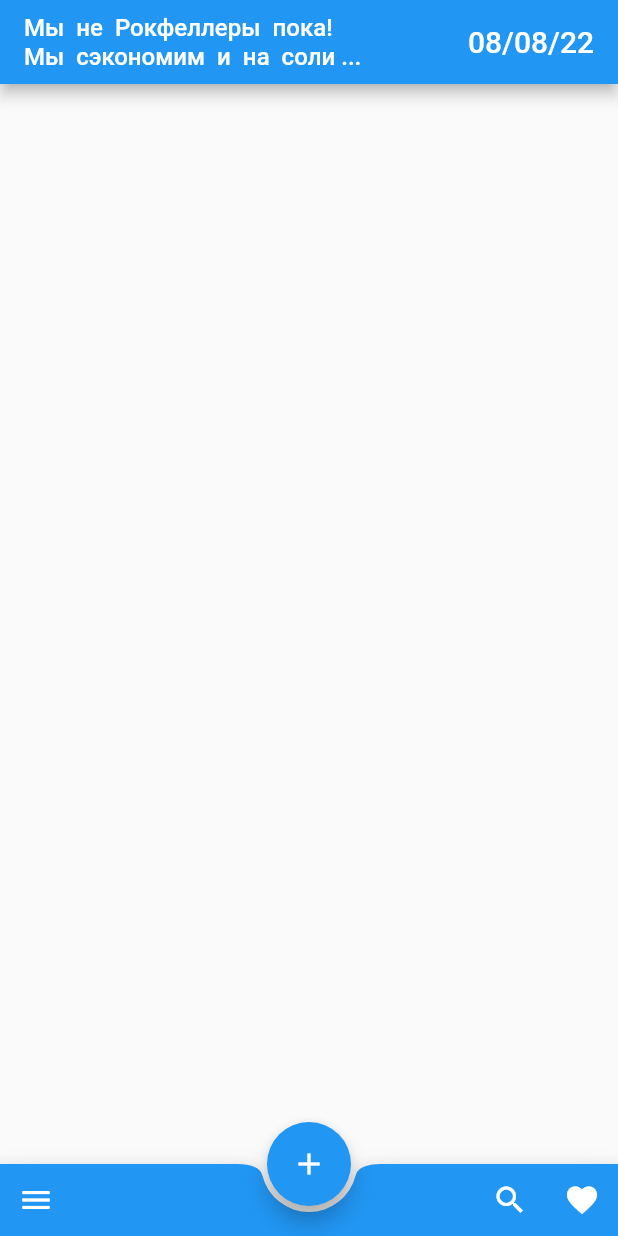
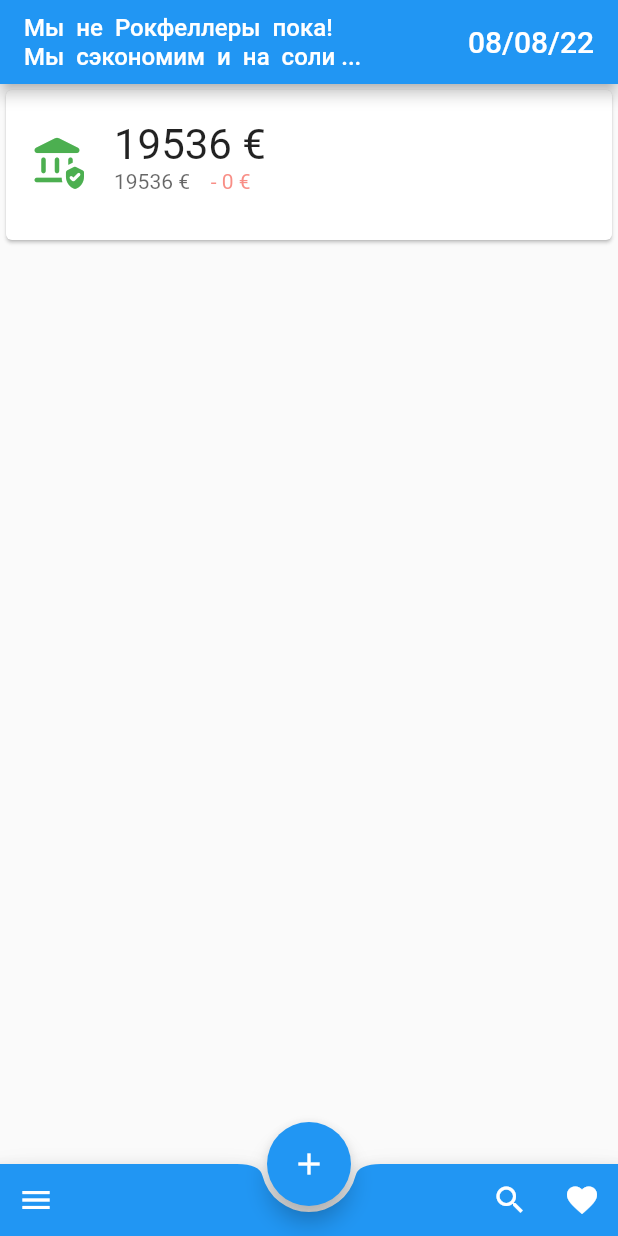
Before and after one commit to AnastasiyaAD/portemonnaie, a Flutter app: the screen it shows after launch, on a phone screen of 412 x 824 dp. Run offline on Flutter 3.47's test engine with Material 2 defaults, Android fonts, the phone set to English and light mode, and no system bars; our stand-ins replace date_format.

Commit message:
create moneyCard for Home page

```diff
--- a/lib/presentation/page/home.dart
+++ b/lib/presentation/page/home.dart
@@ -1,6 +1,7 @@
 import 'package:flutter/material.dart';
 import 'package:date_format/date_format.dart';
 import 'package:portemonnaie/presentation/widget/bottomAppBarWithButton.dart';
+import 'package:portemonnaie/presentation/widget/moneyCard.dart';
 
 class Home extends StatefulWidget {
   @override
@@ -23,8 +24,7 @@ class _HomeState extends State<Home> {
             Text(date)
           ])),
       body: ListView(
-        padding: const EdgeInsets.only(bottom: 88),
-        children: <Widget>[],
+        children: <Widget>[MoneyCard()],
       ),
       floatingActionButton: FloatingActionButton(
         onPressed: () {},
--- /dev/null
+++ b/lib/presentation/widget/moneyCard.dart
@@ -0,0 +1,45 @@
+import 'package:flutter/material.dart';
+
+class MoneyCard extends StatefulWidget {
+  const MoneyCard({Key? key}) : super(key: key);
+  @override
+  State createState() => _MoneyCardState();
+}
+
+class _MoneyCardState extends State<MoneyCard> {
+  int money = 19536;
+  int spent = 0;
+  @override
+  Widget build(BuildContext context) {
+    int total = 19536 - spent;
+    return Center(
+        child: Card(
+      child: InkWell(
+        splashColor: Colors.blue,
+        onTap: () {
+          debugPrint('Card tapped.');
+        },
+        child: SizedBox(
+          height: 100,
+          child: Center(
+            child: ListTile(
+                leading: const Icon(Icons.assured_workload_rounded ,size:36, color: Colors.green),
+                title: Text("$total €", style: const TextStyle( fontSize: 28.0)),
+                subtitle: Row(
+                  children: [
+                    Text(
+                      "$money €",
+                      style: TextStyle(color: Colors.black.withOpacity(0.6)),
+                    ),
+                    Text(
+                     "    - $spent €",
+                      style: TextStyle(color: Colors.red.withOpacity(0.6)),
+                    ),
+                  ],
+                )),
+          ),
+        ),
+      ),
+    ));
+  }
+}
```
